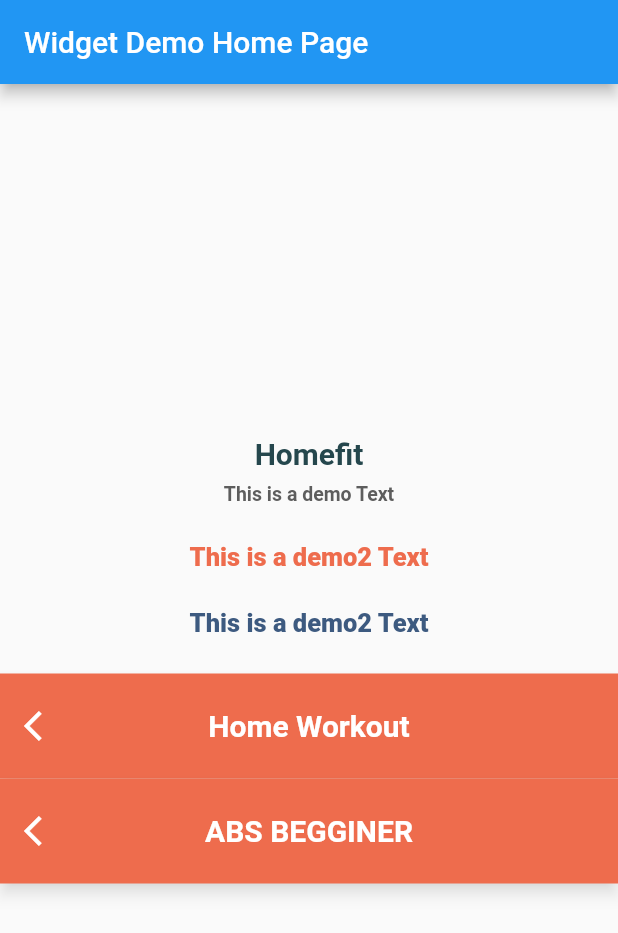
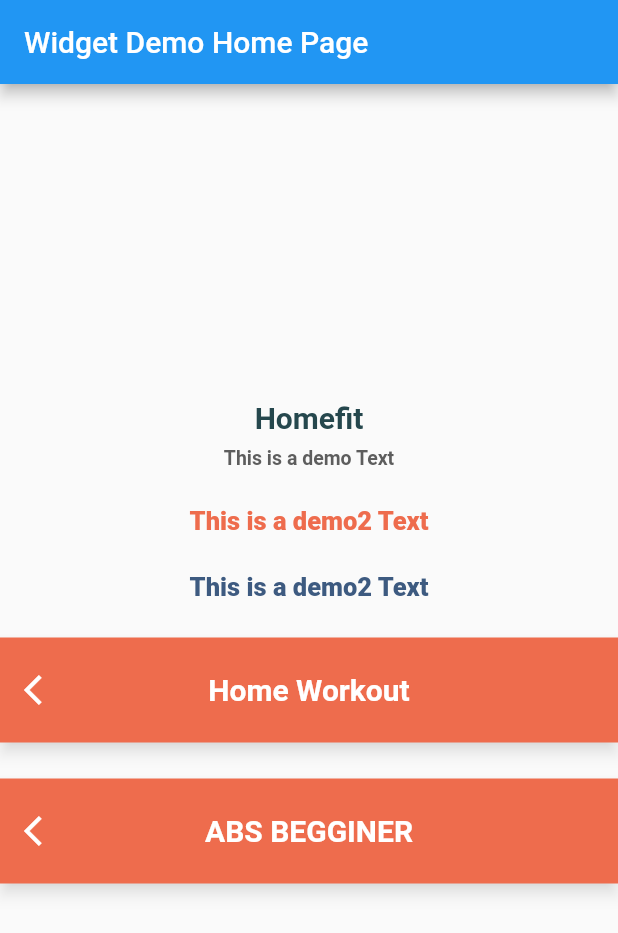
Before and after one commit to migol06/HomeFit-Project, a Flutter app: the screen it shows after launch, on a phone screen of 412 x 824 dp. Shown: the top 933 px of the screen. Run offline on Flutter 3.47's test engine with Material 2 defaults, Android fonts, the phone set to English and light mode, and no system bars.

Commit message:
Fix the appbar

```diff
--- a/lib/widget_screen.dart
+++ b/lib/widget_screen.dart
@@ -54,26 +54,16 @@ class _HFWidgetScreenState extends State<HFWidgetScreen> {
         ),
         HFAppBar(
           title: "Home Workout",
-          leftWidget: IconButton(
-              onPressed: () {
-                Navigator.of(context).pop();
-              },
-              icon: Icon(
-                Icons.arrow_back_ios,
-                color: Colors.white,
-              )),
+        ),
+        SizedBox(
+          height: HFGrid.large,
         ),
         HFAppBar(
           title: "ABS BEGGINER",
-          leftWidget: IconButton(
-              onPressed: () {
-                Navigator.of(context).pop();
-              },
-              icon: Icon(
-                Icons.arrow_back_ios,
-                color: Colors.white,
-              )),
-        )
+        ),
+        SizedBox(
+          height: HFGrid.large,
+        ),
       ])),
     );
   }
--- a/lib/widgets/appbar.dart
+++ b/lib/widgets/appbar.dart
@@ -5,12 +5,10 @@ import 'constants/constant.dart';
 
 class HFAppBar extends StatelessWidget implements PreferredSizeWidget {
   final String title;
-  final Widget leftWidget;
 
   const HFAppBar({
     Key? key,
     required this.title,
-    required this.leftWidget,
   }) : super(key: key);
 
   @override
@@ -20,7 +18,14 @@ class HFAppBar extends StatelessWidget implements PreferredSizeWidget {
           color: Colors.white,
           weight: HFTextWeight.bold,
           size: HFTextSize.xLarge),
-      leading: leftWidget,
+      leading: IconButton(
+          onPressed: () {
+            Navigator.of(context).pop();
+          },
+          icon: Icon(
+            Icons.arrow_back_ios,
+            color: Colors.white,
+          )),
       backgroundColor: HFColor.orange,
       toolbarHeight: 70,
       shadowColor: HFColor.gray.withOpacity(.3),
```
